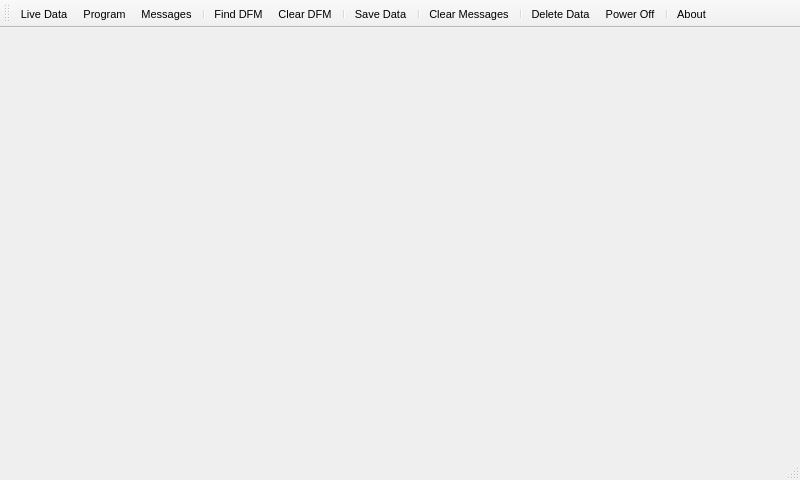
First picture: the form in Mainwindow.ui, repository spletcher1/PyMCU, before the edit.
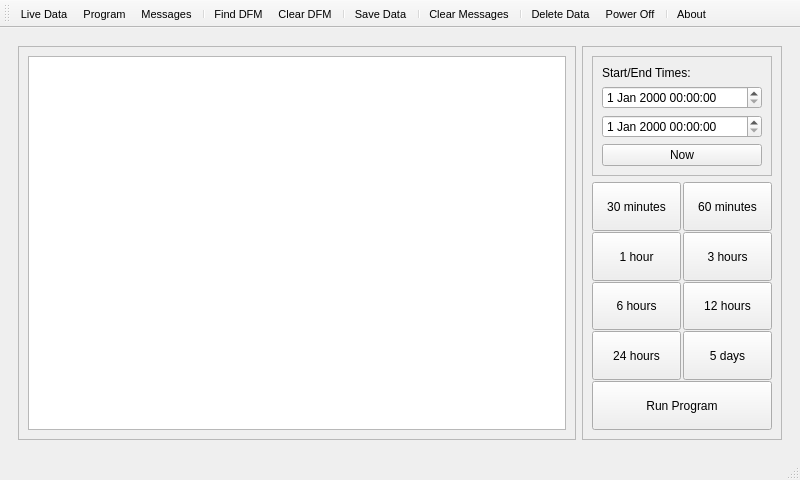
Second picture: the form after the edit. The open tabs and pages were chosen to show the change. Icons and pictures are not drawn.

Commit message: Layout for Program screen drafted.

```diff
--- a/Mainwindow.ui
+++ b/Mainwindow.ui
@@ -29,6 +29,12 @@
    <layout class="QHBoxLayout" name="horizontalLayout">
     <item>
      <widget class="QStackedWidget" name="StackedPages">
+      <property name="minimumSize">
+       <size>
+        <width>380</width>
+        <height>0</height>
+       </size>
+      </property>
       <property name="currentIndex">
        <number>1</number>
       </property>
@@ -36,6 +42,219 @@
        <property name="toolTipDuration">
         <number>-8</number>
        </property>
+       <layout class="QHBoxLayout" name="horizontalLayout_7">
+        <item>
+         <widget class="QScrollArea" name="scrollArea_2">
+          <property name="minimumSize">
+           <size>
+            <width>500</width>
+            <height>0</height>
+           </size>
+          </property>
+          <property name="widgetResizable">
+           <bool>true</bool>
+          </property>
+          <widget class="QWidget" name="scrollAreaWidgetContents_2">
+           <property name="geometry">
+            <rect>
+             <x>0</x>
+             <y>0</y>
+             <width>541</width>
+             <height>355</height>
+            </rect>
+           </property>
+           <layout class="QVBoxLayout" name="verticalLayout_6">
+            <item>
+             <widget class="QTextEdit" name="ProgramTextEdit"/>
+            </item>
+           </layout>
+          </widget>
+         </widget>
+        </item>
+        <item>
+         <widget class="QFrame" name="frame_8">
+          <property name="minimumSize">
+           <size>
+            <width>200</width>
+            <height>0</height>
+           </size>
+          </property>
+          <property name="frameShape">
+           <enum>QFrame::StyledPanel</enum>
+          </property>
+          <property name="frameShadow">
+           <enum>QFrame::Raised</enum>
+          </property>
+          <layout class="QVBoxLayout" name="verticalLayout_2">
+           <item>
+            <widget class="QFrame" name="frame">
+             <property name="maximumSize">
+              <size>
+               <width>16777215</width>
+               <height>130</height>
+              </size>
+             </property>
+             <property name="frameShape">
+              <enum>QFrame::StyledPanel</enum>
+             </property>
+             <property name="frameShadow">
+              <enum>QFrame::Raised</enum>
+             </property>
+             <layout class="QVBoxLayout" name="verticalLayout_8">
+              <item>
+               <widget class="QLabel" name="label_11">
+                <property name="text">
+                 <string>Start/End Times:</string>
+                </property>
+               </widget>
+              </item>
+              <item>
+               <widget class="QDateTimeEdit" name="StartTimeEdit"/>
+              </item>
+              <item>
+               <widget class="QDateTimeEdit" name="EndTimeEdit"/>
+              </item>
+              <item>
+               <widget class="QPushButton" name="StartTimeNowButton">
+                <property name="text">
+                 <string>Now</string>
+                </property>
+               </widget>
+              </item>
+             </layout>
+            </widget>
+           </item>
+           <item>
+            <layout class="QGridLayout" name="gridLayout_2">
+             <property name="horizontalSpacing">
+              <number>2</number>
+             </property>
+             <property name="verticalSpacing">
+              <number>1</number>
+             </property>
+             <item row="1" column="1">
+              <widget class="QPushButton" name="T3HrButton">
+               <property name="sizePolicy">
+                <sizepolicy hsizetype="Minimum" vsizetype="MinimumExpanding">
+                 <horstretch>0</horstretch>
+                 <verstretch>0</verstretch>
+                </sizepolicy>
+               </property>
+               <property name="text">
+                <string>3 hours</string>
+               </property>
+              </widget>
+             </item>
+             <item row="0" column="0">
+              <widget class="QPushButton" name="T30MinButton">
+               <property name="sizePolicy">
+                <sizepolicy hsizetype="Minimum" vsizetype="MinimumExpanding">
+                 <horstretch>0</horstretch>
+                 <verstretch>0</verstretch>
+                </sizepolicy>
+               </property>
+               <property name="text">
+                <string>30 minutes</string>
+               </property>
+              </widget>
+             </item>
+             <item row="0" column="1">
+              <widget class="QPushButton" name="T60MinButton">
+               <property name="sizePolicy">
+                <sizepolicy hsizetype="Minimum" vsizetype="Preferred">
+                 <horstretch>0</horstretch>
+                 <verstretch>0</verstretch>
+                </sizepolicy>
+               </property>
+               <property name="text">
+                <string>60 minutes</string>
+               </property>
+              </widget>
+             </item>
+             <item row="2" column="1">
+              <widget class="QPushButton" name="T12HrButton">
+               <property name="sizePolicy">
+                <sizepolicy hsizetype="Minimum" vsizetype="MinimumExpanding">
+                 <horstretch>0</horstretch>
+                 <verstretch>0</verstretch>
+                </sizepolicy>
+               </property>
+               <property name="text">
+                <string>12 hours</string>
+               </property>
+              </widget>
+             </item>
+             <item row="3" column="0">
+              <widget class="QPushButton" name="T24HrButton">
+               <property name="sizePolicy">
+                <sizepolicy hsizetype="Minimum" vsizetype="MinimumExpanding">
+                 <horstretch>0</horstretch>
+                 <verstretch>0</verstretch>
+                </sizepolicy>
+               </property>
+               <property name="text">
+                <string>24 hours</string>
+               </property>
+              </widget>
+             </item>
+             <item row="2" column="0">
+              <widget class="QPushButton" name="T6HrButton">
+               <property name="sizePolicy">
+                <sizepolicy hsizetype="Minimum" vsizetype="MinimumExpanding">
+                 <horstretch>0</horstretch>
+                 <verstretch>0</verstretch>
+                </sizepolicy>
+               </property>
+               <property name="text">
+                <string>6 hours</string>
+               </property>
+              </widget>
+             </item>
+             <item row="1" column="0">
+              <widget class="QPushButton" name="T1HrButton">
+               <property name="sizePolicy">
+                <sizepolicy hsizetype="Minimum" vsizetype="MinimumExpanding">
+                 <horstretch>0</horstretch>
+                 <verstretch>0</verstretch>
+                </sizepolicy>
+               </property>
+               <property name="text">
+                <string>1 hour</string>
+               </property>
+              </widget>
+             </item>
+             <item row="3" column="1">
+              <widget class="QPushButton" name="T5DButton">
+               <property name="sizePolicy">
+                <sizepolicy hsizetype="Minimum" vsizetype="MinimumExpanding">
+                 <horstretch>0</horstretch>
+                 <verstretch>0</verstretch>
+                </sizepolicy>
+               </property>
+               <property name="text">
+                <string>5 days</string>
+               </property>
+              </widget>
+             </item>
+             <item row="4" column="0" colspan="2">
+              <widget class="QPushButton" name="RunProgramButton">
+               <property name="sizePolicy">
+                <sizepolicy hsizetype="Minimum" vsizetype="MinimumExpanding">
+                 <horstretch>0</horstretch>
+                 <verstretch>0</verstretch>
+                </sizepolicy>
+               </property>
+               <property name="text">
+                <string>Run Program</string>
+               </property>
+              </widget>
+             </item>
+            </layout>
+           </item>
+          </layout>
+         </widget>
+        </item>
+       </layout>
       </widget>
       <widget class="QWidget" name="DFMPage">
        <property name="toolTipDuration">
@@ -844,9 +1063,14 @@
    <property name="minimumSize">
     <size>
      <width>0</width>
-     <height>20</height>
+     <height>0</height>
     </size>
    </property>
+   <property name="font">
+    <font>
+     <pointsize>10</pointsize>
+    </font>
+   </property>
   </widget>
   <widget class="QToolBar" name="toolBar">
    <property name="minimumSize">
```
Left out of the diff: 198 changed lines with no effect on the pictures. The commit also changes 2 other files.
